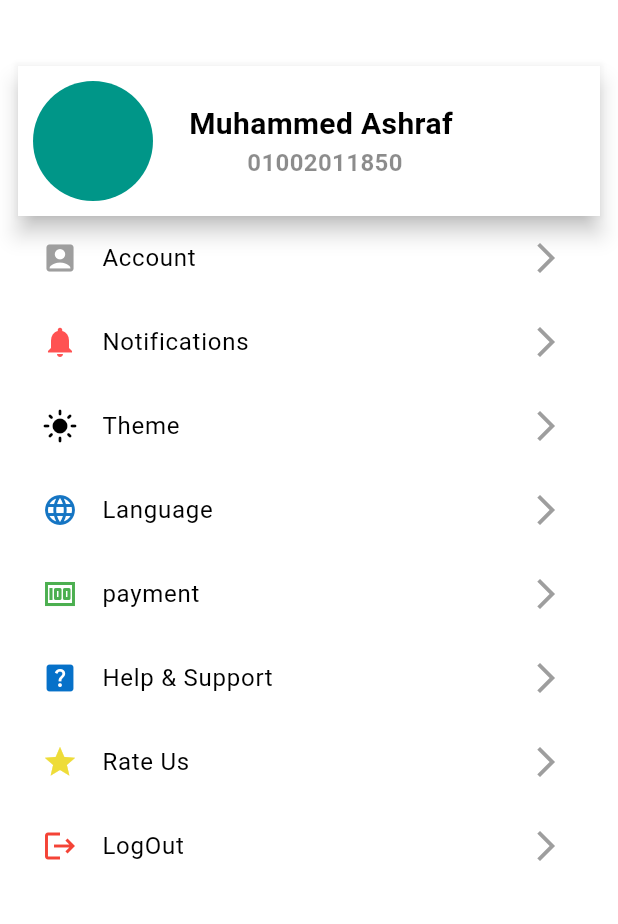
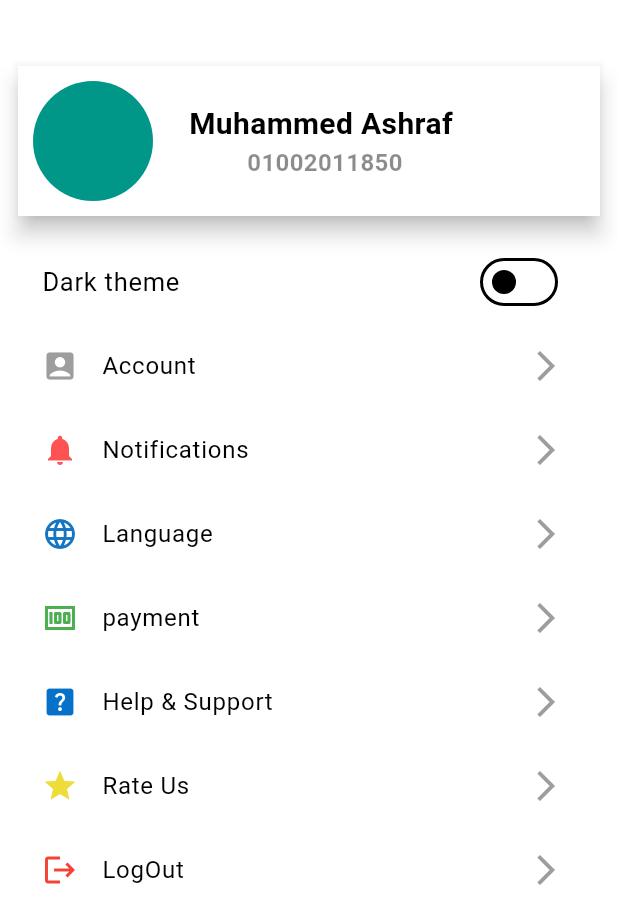
Before and after one commit to MuAshraf811/Graduation_project, a Flutter app: the SettingsView screen opened by its route, on a phone screen of 412 x 824 dp. Shown: the top 924 px of the screen. Run offline on Flutter 3.47's test engine with Material 3 defaults, Android fonts, the phone set to English and light mode, and no system bars; our stand-ins replace bloc, carousel_slider, dio, flutter_bloc, flutter_otp_text_field, flutter_svg and 4 more.

Commit message:
adding theme cubit & controling theme change

```diff
--- /dev/null
+++ b/lib/core/theme/cubits/theme_cubit.dart
@@ -0,0 +1,13 @@
+import 'package:flutter_bloc/flutter_bloc.dart';
+
+class ThemeCubit extends Cubit<int> {
+  ThemeCubit() : super(0);
+
+  getThemeState(bool val) {
+    if (val) {
+      emit(1);
+    } else {
+      emit(0);
+    }
+  }
+}
--- a/lib/features/settings/presentaion/settings_view.dart
+++ b/lib/features/settings/presentaion/settings_view.dart
@@ -1,5 +1,8 @@
 import 'package:flutter/material.dart';
+import 'package:flutter_bloc/flutter_bloc.dart';
 import 'package:graduation_project/core/constants/colors.dart';
+import 'package:graduation_project/core/theme/cubits/theme_cubit.dart';
+import 'widgets/theme_switch.dart';
 import 'widgets/upper_profile_widget.dart';
 
 class SettingsView extends StatelessWidget {
@@ -7,7 +10,6 @@ class SettingsView extends StatelessWidget {
   static const _listTileTitles = [
     'Account',
     'Notifications',
-    'Theme',
     'Language',
     'payment ',
     'Help & Support',
@@ -17,7 +19,6 @@ class SettingsView extends StatelessWidget {
   static const _titlesIcon = [
     Icons.account_box,
     Icons.notifications,
-    Icons.light_mode,
     Icons.language,
     Icons.money,
     Icons.help_center,
@@ -27,7 +28,6 @@ class SettingsView extends StatelessWidget {
   static const _iconsColor = [
     Colors.grey,
     Colors.redAccent,
-    Colors.black,
     Color.fromARGB(255, 21, 117, 195),
     Colors.green,
     Color.fromARGB(255, 6, 113, 201),
@@ -43,6 +43,8 @@ class SettingsView extends StatelessWidget {
           children: [
             const SizedBox(height: 32),
             const UpperProfileWidget(),
+            const SizedBox(height: 16),
+            const ThemeSwitch(),
             Expanded(
               child: ListView.builder(
                 itemBuilder: (context, index) {
--- /dev/null
+++ b/lib/features/settings/presentaion/widgets/theme_switch.dart
@@ -0,0 +1,29 @@
+
+import 'package:flutter/material.dart';
+import 'package:flutter_bloc/flutter_bloc.dart';
+import 'package:graduation_project/core/theme/cubits/theme_cubit.dart';
+
+class ThemeSwitch extends StatelessWidget {
+  const ThemeSwitch({
+    super.key,
+  });
+
+  @override
+  Widget build(BuildContext context) {
+    return BlocBuilder<ThemeCubit , int>(
+      builder: (context, state) {
+        return SwitchListTile(
+          title: const Text(
+            'Dark theme',
+            style: TextStyle(fontSize: 17),
+          ),
+          value: context.read<ThemeCubit>().state == 0 ? false : true,
+          splashRadius: 24,
+          onChanged: (bool val) {
+            context.read<ThemeCubit>().getThemeState(val);
+          },
+        );
+      }
+    );
+  }
+}
```
Also changed, not shown: lib/main.dart (+13 -5 lines).
